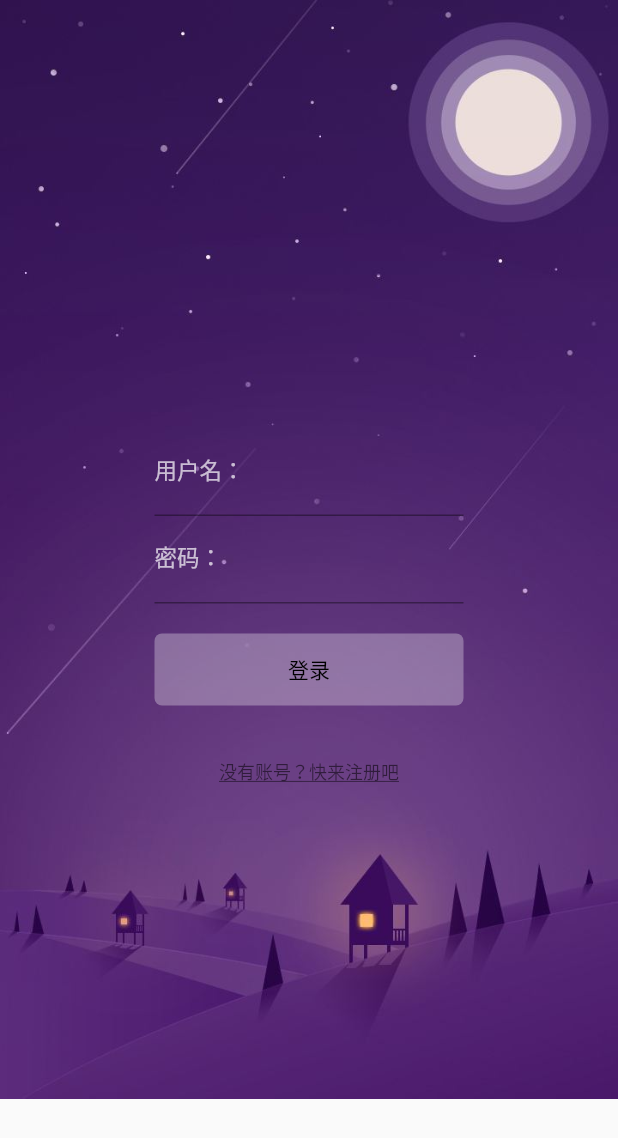
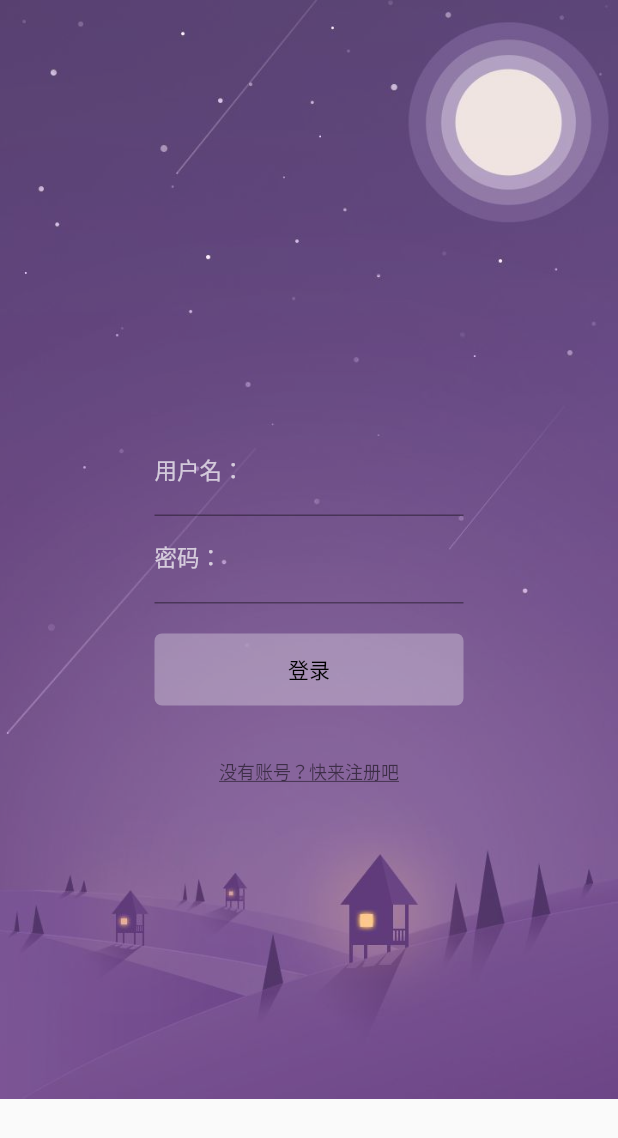
Before and after one commit to liximing1/WeChatDemo, a Flutter app: the screen it shows after launch, on a phone screen of 412 x 824 dp. Shown: the top 1138 px of the screen. Run offline on Flutter 3.47's test engine with Material 2 defaults, Android fonts, the phone set to English and light mode, and no system bars; our stand-ins replace firebase_analytics, firebase_database, google_sign_in; accounts and stored records are empty.

Commit message:
添加控制登录背景透明度

```diff
--- a/lib/login/login_registered_page.dart
+++ b/lib/login/login_registered_page.dart
@@ -30,10 +30,13 @@ class LoginRegisteredPageState extends State<LoginRegisteredPage>{
     return new Scaffold(
       body: new Stack(
         children: <Widget>[
-          new Image.asset('images/login.jpg',
-            fit: BoxFit.fitWidth,
+          new Opacity( //控制透明度
+            opacity: 0.8,
+            child: new Image.asset('images/login.jpg',
+        fit: BoxFit.fitWidth,
         //    height: MediaQuery.of(context).size.height, //获取当前屏幕的高度
-            width: MediaQuery.of(context).size.width,
+        width: MediaQuery.of(context).size.width,
+      ),
           ),
           new Offstage(
             offstage: _offstate,
```
